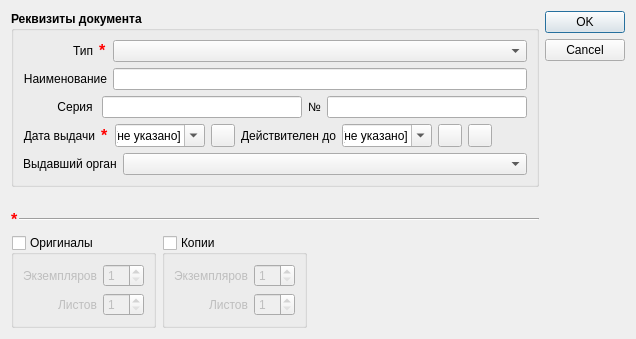
The window that DocmanagerWidgets/Dialogs/dialog_docdetails.ui (Eveler/cpp_libs) describes before a commit, drawn with Qt 5.
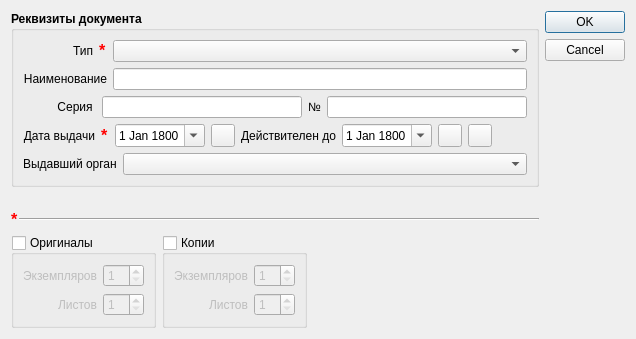
The same window after the commit. Icons and pictures are not drawn.

```diff
--- a/DocmanagerWidgets/Dialogs/dialog_docdetails.ui
+++ b/DocmanagerWidgets/Dialogs/dialog_docdetails.ui
@@ -244,9 +244,6 @@
                 <height>0</height>
                </size>
               </property>
-              <property name="specialValueText">
-               <string>[не указано]</string>
-              </property>
               <property name="minimumDate">
                <date>
                 <year>1800</year>
@@ -295,9 +292,6 @@
                 <height>0</height>
                </size>
               </property>
-              <property name="specialValueText">
-               <string>[не указано]</string>
-              </property>
               <property name="dateTime">
                <datetime>
                 <hour>0</hour>
```
Left out of the diff: 9 changed lines with no effect on the pictures.
